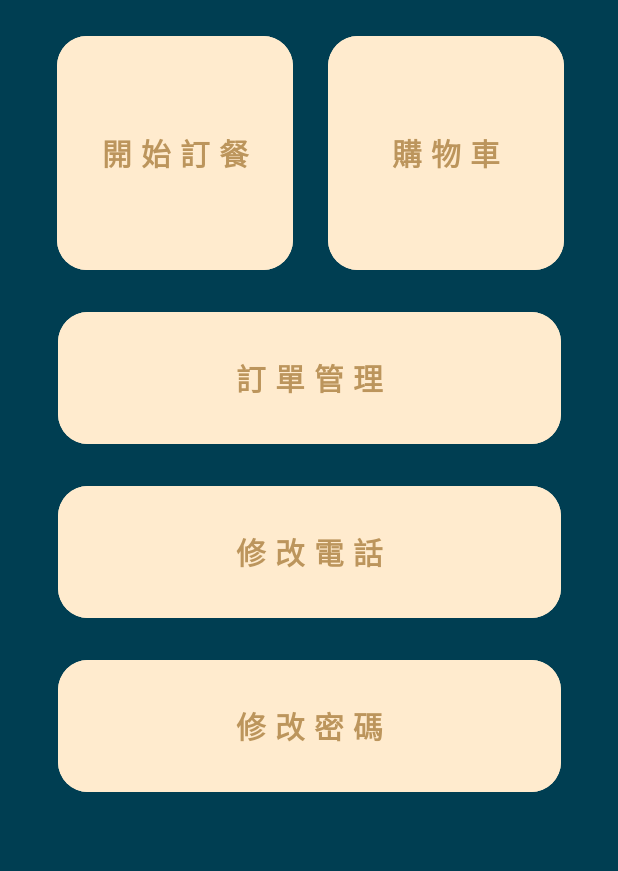
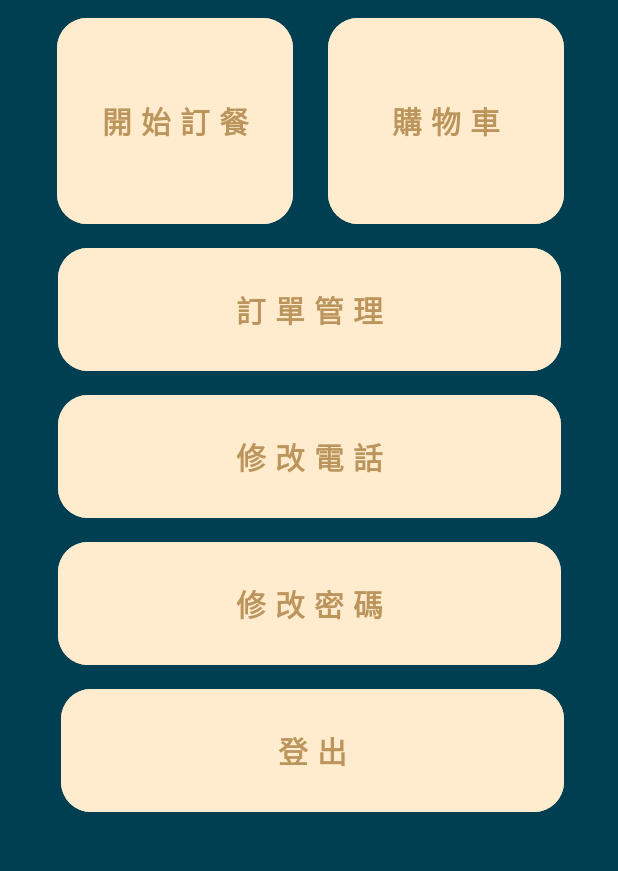
Before and after one commit to jamesD33064/KEBUKE-Psyduck, an Android app: the PersonalMainPageActivity screen opened directly, with no data from a screen before it, on a phone screen of 412 x 824 dp, the part 156-1027 px from its top. Run offline under Robolectric (Android 15) with nearby library versions, the phone set to English and light mode, and no system bars.

Commit message:
update: add logout button

```diff
--- a/App/app/src/main/res/layout/activity_personal_main_page.xml
+++ b/App/app/src/main/res/layout/activity_personal_main_page.xml
@@ -21,9 +21,9 @@
     <Button
         android:id="@+id/btn_personalPage_start_order"
         android:layout_width="157dp"
-        android:layout_height="164dp"
+        android:layout_height="145dp"
         android:layout_marginStart="36dp"
-        android:layout_marginTop="20dp"
+        android:layout_marginTop="8dp"
         android:backgroundTint="#FFEBCE"
         android:fontFamily="sans-serif-black"
         android:letterSpacing="0.3"
@@ -40,9 +40,9 @@
     <Button
         android:id="@+id/btn_personalPage_order_manage"
         android:layout_width="335dp"
-        android:layout_height="96dp"
+        android:layout_height="90dp"
         android:layout_marginStart="36dp"
-        android:layout_marginTop="20dp"
+        android:layout_marginTop="8dp"
         android:layout_marginEnd="36dp"
         android:backgroundTint="#FFEBCE"
         android:fontFamily="sans-serif-black"
@@ -59,9 +59,9 @@
     <Button
         android:id="@+id/btn_personalPage_revise_phone"
         android:layout_width="335dp"
-        android:layout_height="96dp"
+        android:layout_height="90dp"
         android:layout_marginStart="36dp"
-        android:layout_marginTop="20dp"
+        android:layout_marginTop="8dp"
         android:layout_marginEnd="36dp"
         android:backgroundTint="#FFEBCE"
         android:fontFamily="sans-serif-black"
@@ -78,9 +78,9 @@
     <Button
         android:id="@+id/btn_personalPage_revise_password"
         android:layout_width="335dp"
-        android:layout_height="96dp"
+        android:layout_height="90dp"
         android:layout_marginStart="36dp"
-        android:layout_marginTop="20dp"
+        android:layout_marginTop="8dp"
         android:layout_marginEnd="36dp"
         android:backgroundTint="#FFEBCE"
         android:fontFamily="sans-serif-black"
@@ -95,10 +95,30 @@
         app:layout_constraintTop_toBottomOf="@+id/btn_personalPage_revise_phone" />
 
     <Button
+        android:id="@+id/btn_personalPage_logout"
+        android:layout_width="335dp"
+        android:layout_height="90dp"
+        android:layout_marginStart="36dp"
+        android:layout_marginTop="8dp"
+        android:layout_marginEnd="36dp"
+        android:backgroundTint="#FFEBCE"
+        android:fontFamily="sans-serif-black"
+        android:letterSpacing="0.3"
+        android:text="登出"
+        android:textColor="#BC955C"
+        android:textSize="20sp"
+        android:textStyle="bold"
+        app:cornerRadius="20dp"
+        app:layout_constraintEnd_toEndOf="parent"
+        app:layout_constraintHorizontal_bias="1.0"
+        app:layout_constraintStart_toStartOf="parent"
+        app:layout_constraintTop_toBottomOf="@+id/btn_personalPage_revise_password" />
+
+    <Button
         android:id="@+id/btn_personalPage_shopping_cart"
         android:layout_width="157dp"
-        android:layout_height="164dp"
-        android:layout_marginTop="20dp"
+        android:layout_height="145dp"
+        android:layout_marginTop="8dp"
         android:layout_marginEnd="36dp"
         android:backgroundTint="#FFEBCE"
         android:fontFamily="sans-serif-black"
```
